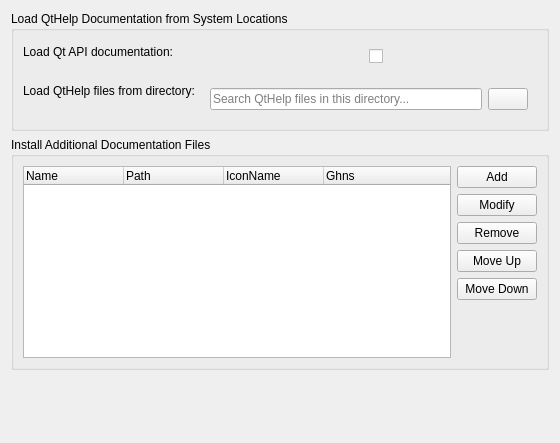
Above: documentation/qthelp/qthelpconfig.ui from KDE/kdevelop before the change. Below: the same form after it.
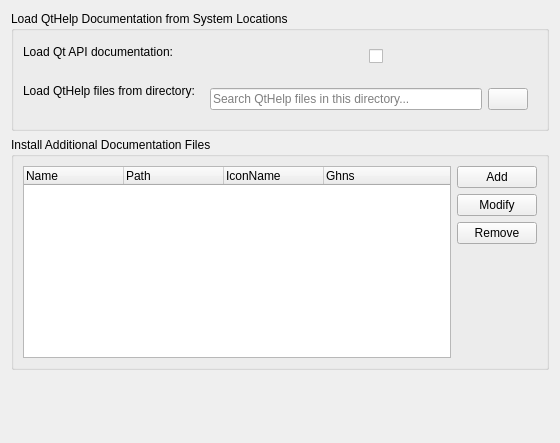
That is the form after the change. Icons and pictures are not drawn. Custom widgets are drawn as their Qt base class.

Commit message:
Remove up/down move buttons
These buttons only have an effect to the order of th QtHelp files added
in the table view. Moreover, there are usually more help files installed
by e.g. the system's Qt API docs, files by the QtHelp search dir, and by
different providers like CMake help or PHP help. As a result, the user
can just order the subgroup of documentation files in the table while
the other files, as provided in the documentation widget combo box
cannot change order.

As an additional change, the combo box in kdevplatform should be changed
to order the files by lexicographical order.

```diff
--- a/documentation/qthelp/qthelpconfig.ui
+++ b/documentation/qthelp/qthelpconfig.ui
@@ -210,20 +210,6 @@
             </property>
            </widget>
           </item>
-          <item>
-           <widget class="QPushButton" name="upButton">
-            <property name="text">
-             <string>Move Up</string>
-            </property>
-           </widget>
-          </item>
-          <item>
-           <widget class="QPushButton" name="downButton">
-            <property name="text">
-             <string>Move Down</string>
-            </property>
-           </widget>
-          </item>
           <item>
            <spacer name="verticalSpacer_2">
             <property name="orientation">
```
The commit also changes 2 other files.
